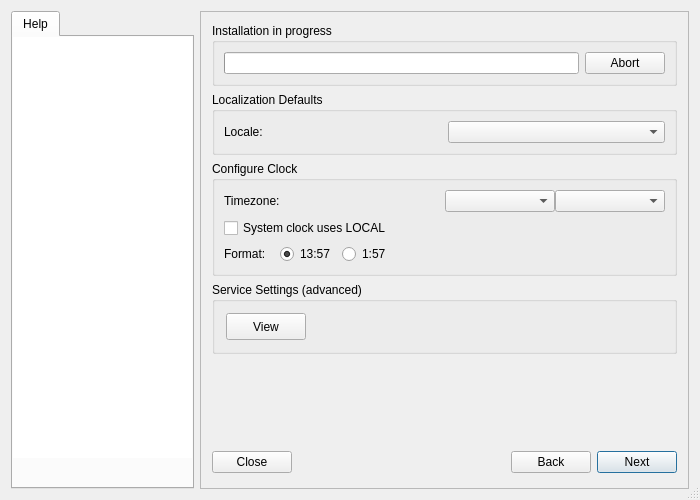
Old version of the form meinstall.ui in the repository gazelle-installer/gazelle-installer.
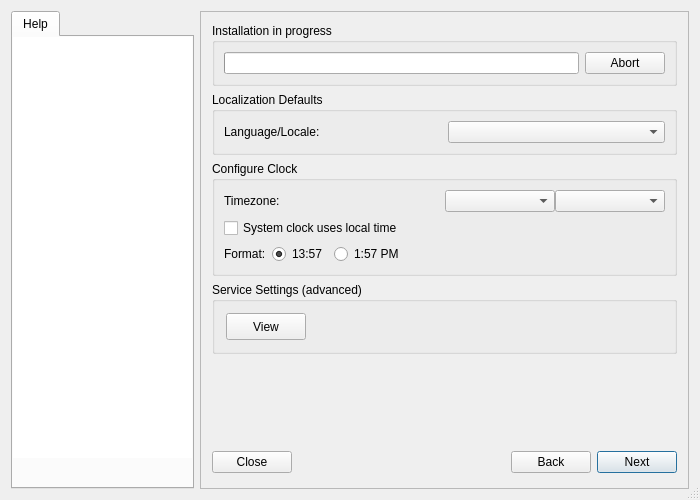
New version of the form. The open tabs and pages were chosen to show the change. Icons and pictures are not drawn.

The edit to the form file:
```diff
--- a/meinstall.ui
+++ b/meinstall.ui
@@ -2215,7 +2215,7 @@
              <item row="3" column="2">
               <widget class="QRadioButton" name="radio12h">
                <property name="text">
-                <string notr="true">1:57</string>
+                <string notr="true">1:57 PM</string>
                </property>
               </widget>
              </item>
@@ -2232,13 +2232,6 @@
                </property>
               </spacer>
              </item>
-             <item row="2" column="0" colspan="3">
-              <widget class="QCheckBox" name="localClockCheckBox">
-               <property name="text">
-                <string>System clock uses LOCAL</string>
-               </property>
-              </widget>
-             </item>
              <item row="3" column="0">
               <widget class="QLabel" name="label">
                <property name="text">
@@ -2312,6 +2305,13 @@
                </item>
               </layout>
              </item>
+             <item row="2" column="0" colspan="4">
+              <widget class="QCheckBox" name="localClockCheckBox">
+               <property name="text">
+                <string>System clock uses local time</string>
+               </property>
+              </widget>
+             </item>
             </layout>
            </widget>
           </item>
@@ -2380,7 +2380,7 @@
                 <font/>
                </property>
                <property name="text">
-                <string>Locale:</string>
+                <string>Language/Locale:</string>
                </property>
                <property name="wordWrap">
                 <bool>false</bool>
```
Left out of the diff: 5 changed lines with no effect on the pictures.
